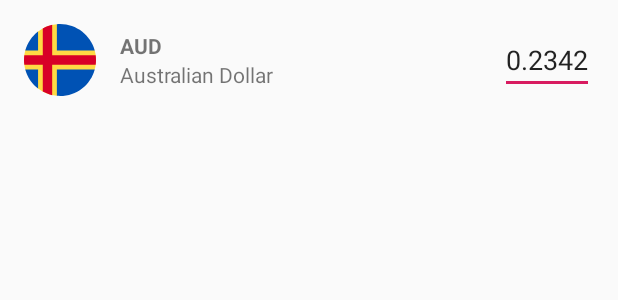
After one commit to JosephBalzanoDev/CurrencyConverter, an Android app: the layout currency_item.xml on its own in the app's theme, with its tools: preview values and no code run, on a phone screen of 412 x 824 dp. The commit adds this screen. Shown: the top 300 px of the screen. Run offline under Robolectric (Android 15) with nearby library versions, the phone set to English and light mode, and no system bars; network calls fail.

Commit message:
Add adapter and selection of item
TODO: change of value

```diff
--- a/app/src/main/java/it/josephbalzano/currencyconverter/view/model/CurrencyCode.kt
+++ b/app/src/main/java/it/josephbalzano/currencyconverter/view/model/CurrencyCode.kt
@@ -1,4 +1,6 @@
 package it.josephbalzano.currencyconverter.view.model
+
+import it.josephbalzano.currencyconverter.R
 
 /**
  * Created by Joseph Balzano 05/11/2019
@@ -9,7 +11,8 @@ enum class CurrencyCode(
     val description: String
 ) {
     // TODO
-    AUD("AUD", 0, "Australian Dollar"),
+    EUR("EUR", 0, ""),
+    AUD("AUD", R.drawable.ic_test_image, "Australian Dollar"),
     BGN("BGN", 0, "Bulgarian Lev"),
     BRL("BRL", 0, "Brazilian Real"),
     CAD("CAD", 0, "Canadian Dollar"),
@@ -17,7 +20,6 @@ enum class CurrencyCode(
     CNY("CNY", 0, ""),
     CZK("CZK", 0, ""),
     DKK("DKK", 0, ""),
-    EUR("EUR", 0, ""),
     GBP("GBP", 0, ""),
     HKD("HKD", 0, ""),
     HRK("HRK", 0, ""),
--- a/app/src/main/java/it/josephbalzano/currencyconverter/view/model/CurrencyItem.kt
+++ b/app/src/main/java/it/josephbalzano/currencyconverter/view/model/CurrencyItem.kt
@@ -4,7 +4,6 @@ package it.josephbalzano.currencyconverter.view.model
  * Created by Joseph Balzano 05/11/2019
  */
 data class CurrencyItem(
-    var selected: Boolean = false,
     val currencyCode: CurrencyCode,
     var value: Double = 0.0
 )
--- /dev/null
+++ b/app/src/main/res/drawable/ic_test_image.xml
@@ -0,0 +1,24 @@
+<vector xmlns:android="http://schemas.android.com/apk/res/android"
+    android:width="512dp"
+    android:height="512dp"
+    android:viewportWidth="512"
+    android:viewportHeight="512">
+  <path
+      android:pathData="M503.181,322.783C508.92,301.489 512,279.107 512,256s-3.08,-45.489 -8.819,-66.783L233.739,0.974c-50.021,4.31 -95.924,23 -133.565,51.921L8.819,189.217C3.08,210.511 0,232.893 0,256c0,22.972 3.043,45.231 8.718,66.413l91.455,136.692c37.641,28.921 83.544,47.612 133.565,51.921L503.181,322.783z"
+      android:fillColor="#FFDA44"/>
+  <path
+      android:pathData="M8.819,322.783c14.812,54.959 47.457,102.593 91.355,136.322V322.783H8.819z"
+      android:fillColor="#0052B4"/>
+  <path
+      android:pathData="M233.739,511.026C241.077,511.658 248.498,512 256,512c118.279,0 217.805,-80.221 247.181,-189.217H233.739V511.026z"
+      android:fillColor="#0052B4"/>
+  <path
+      android:pathData="M503.181,189.217C473.805,80.221 374.279,0 256,0c-7.502,0 -14.923,0.342 -22.261,0.974v188.243H503.181z"
+      android:fillColor="#0052B4"/>
+  <path
+      android:pathData="M100.174,52.895c-43.898,33.73 -76.543,81.363 -91.355,136.322h91.355V52.895z"
+      android:fillColor="#0052B4"/>
+  <path
+      android:pathData="M509.833,222.609H200.349h-0.001V6.085c-23.658,5.246 -46.087,13.749 -66.783,25.042v191.481l0,0H2.167C0.742,233.539 0,244.683 0,256s0.742,22.461 2.167,33.391h131.397h0.001v191.481c20.696,11.292 43.125,19.797 66.783,25.042V289.394v-0.002h309.485C511.256,278.461 512,267.317 512,256S511.256,233.539 509.833,222.609z"
+      android:fillColor="#D80027"/>
+</vector>
--- /dev/null
+++ b/app/src/main/res/layout/currency_item.xml
@@ -0,0 +1,56 @@
+<?xml version="1.0" encoding="utf-8"?>
+<androidx.constraintlayout.widget.ConstraintLayout xmlns:android="http://schemas.android.com/apk/res/android"
+    xmlns:app="http://schemas.android.com/apk/res-auto"
+    xmlns:tools="http://schemas.android.com/tools"
+    android:layout_width="match_parent"
+    android:layout_height="wrap_content"
+    android:clickable="true"
+    android:focusable="true">
+
+    <ImageView
+        android:id="@+id/icon"
+        android:layout_width="48dp"
+        android:layout_height="48dp"
+        android:layout_margin="16dp"
+        app:layout_constraintBottom_toBottomOf="parent"
+        app:layout_constraintStart_toStartOf="parent"
+        app:layout_constraintTop_toTopOf="parent"
+        tools:src="@drawable/ic_test_image" />
+
+    <TextView
+        android:id="@+id/code"
+        android:layout_width="0dp"
+        android:layout_height="wrap_content"
+        android:layout_marginStart="16dp"
+        android:layout_marginEnd="16dp"
+        android:textStyle="bold"
+        app:layout_constraintBottom_toTopOf="@id/descr"
+        app:layout_constraintEnd_toStartOf="@id/value"
+        app:layout_constraintStart_toEndOf="@id/icon"
+        app:layout_constraintTop_toTopOf="parent"
+        app:layout_constraintVertical_chainStyle="packed"
+        tools:text="AUD" />
+
+    <TextView
+        android:id="@+id/descr"
+        android:layout_width="0dp"
+        android:layout_height="wrap_content"
+        android:layout_marginStart="16dp"
+        android:layout_marginEnd="16dp"
+        app:layout_constraintBottom_toBottomOf="parent"
+        app:layout_constraintEnd_toStartOf="@id/value"
+        app:layout_constraintStart_toEndOf="@id/icon"
+        app:layout_constraintTop_toBottomOf="@id/code"
+        tools:text="Australian Dollar" />
+
+    <EditText
+        android:id="@+id/value"
+        android:layout_width="wrap_content"
+        android:layout_height="wrap_content"
+        android:layout_marginEnd="16dp"
+        android:inputType="numberDecimal"
+        app:layout_constraintBottom_toBottomOf="parent"
+        app:layout_constraintEnd_toEndOf="parent"
+        app:layout_constraintTop_toTopOf="parent"
+        tools:text="0.2342" />
+</androidx.constraintlayout.widget.ConstraintLayout>
```
Also changed, not shown: app/src/main/java/it/josephbalzano/currencyconverter/Utils.kt (added, +7 -0 lines), app/src/main/java/it/josephbalzano/currencyconverter/view/MainActivity.kt (+36 -6 lines), app/src/main/java/it/josephbalzano/currencyconverter/view/adapter/CurrencyAdapter.kt (added, +90 -0 lines), app/src/main/java/it/josephbalzano/currencyconverter/viewmodel/MainActivityViewModel.kt (+36 -16 lines), app/src/main/res/layout/activity_main.xml (+9 -8 lines).
